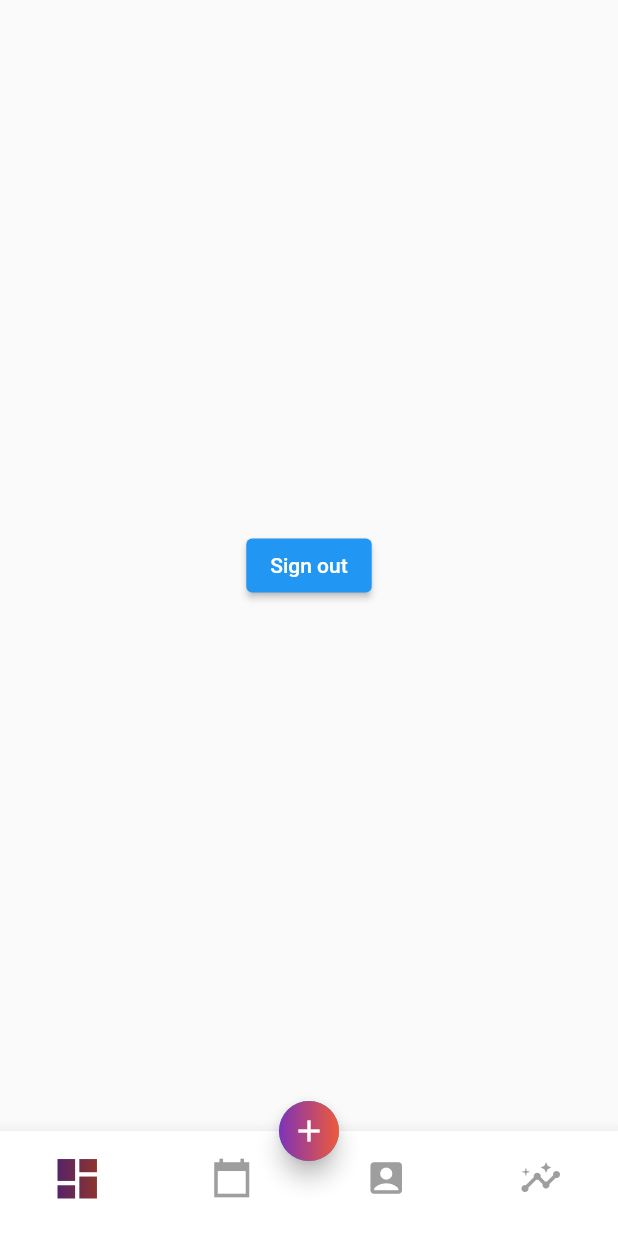
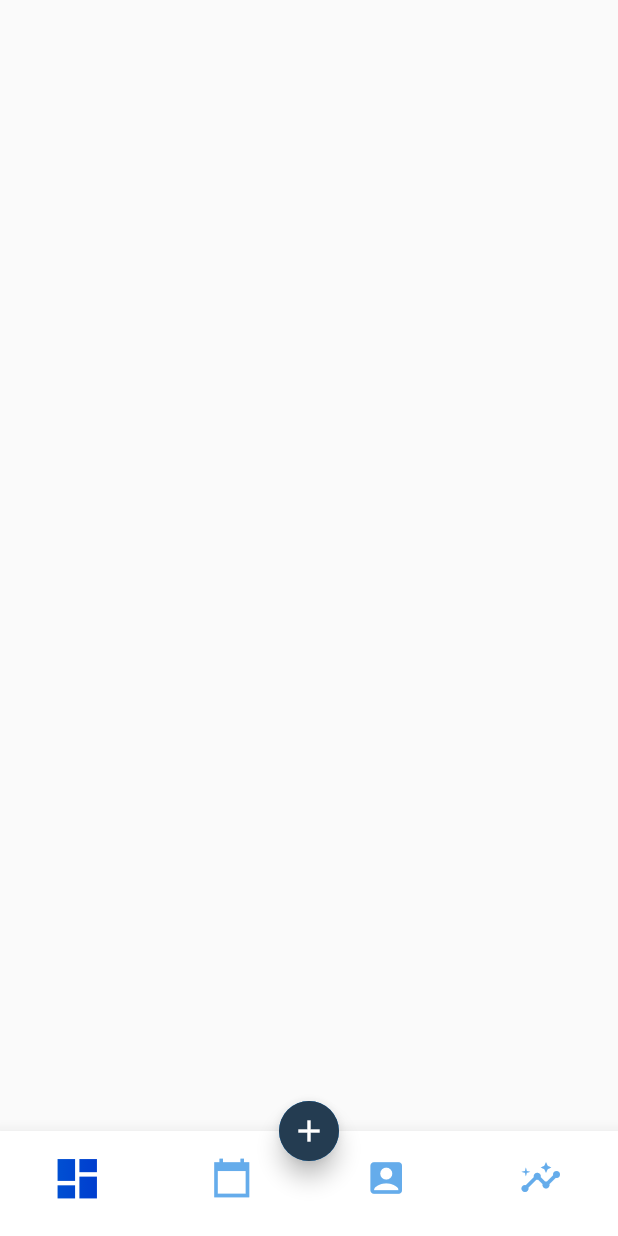
Before and after one commit to adrdev10/procastiless, a Flutter app: the Dashboard screen opened directly, on a phone screen of 412 x 824 dp. Run offline on Flutter 3.47's test engine with Material 2 defaults, Android fonts, the phone set to English and light mode, and no system bars; our stand-ins replace animated_text_kit, carousel_slider, cloud_firestore, firebase_auth, firebase_core, fluro and 3 more; accounts and stored records are empty; Roboto replaces fonts that are missing (Poppings).

```diff
--- a/lib/components/dashboard/screen/dashboardscreen.dart
+++ b/lib/components/dashboard/screen/dashboardscreen.dart
@@ -28,9 +28,14 @@ class DashboardState extends State<Dashboard> {
       ),
     );
 
-    return Scaffold(
+    return BlocBuilder<LoginBloc, LoginState>(
+      builder: (context, state) {
+        return BlocProvider<ProjectBloc>(
+            create: (context) => ProjectBloc(ProjectLoadingState(), state),
+            child: Scaffold(
                 floatingActionButton: AddProjectButton(),
-      floatingActionButtonLocation: FloatingActionButtonLocation.centerDocked,
+                floatingActionButtonLocation:
+                    FloatingActionButtonLocation.centerDocked,
                 bottomNavigationBar: BottomNavigationBar(
                   backgroundColor: Colors.white,
                   iconSize: 28,
@@ -43,14 +48,14 @@ class DashboardState extends State<Dashboard> {
                     BottomNavigationBarItem(
                       label: '',
                       activeIcon: getShaderMask(Icons.dashboard),
-            icon: Icon(Icons.dashboard, color: Colors.grey),
+                      icon: Icon(Icons.dashboard, color: Color(0xff65ACEB)),
                     ),
                     BottomNavigationBarItem(
                         activeIcon: getShaderMask(Icons.calendar_today_sharp),
                         label: '',
                         icon: Icon(
                           Icons.calendar_today_sharp,
-                color: Colors.grey,
+                          color: Color(0xff65ACEB),
                         )),
                     BottomNavigationBarItem(
                         activeIcon: getShaderMask(
@@ -59,14 +64,14 @@ class DashboardState extends State<Dashboard> {
                         label: '',
                         icon: Icon(
                           Icons.account_box_rounded,
-                color: Colors.grey,
+                          color: Color(0xff65ACEB),
                         )),
                     BottomNavigationBarItem(
                         activeIcon: getShaderMask(Icons.insights),
                         label: '',
                         icon: Icon(
                           Icons.insights,
-                color: Colors.grey,
+                          color: Color(0xff65ACEB),
                         )),
                   ],
                   onTap: (index) {
@@ -75,19 +80,14 @@ class DashboardState extends State<Dashboard> {
                     });
                   },
                 ),
-      body: BlocBuilder<LoginBloc, LoginState>(
-        builder: (context, state) {
-          return BlocProvider<ProjectBloc>(
-              create: (context) => ProjectBloc(ProjectLoadingState(), state),
-              child: Stack(
+                body: Stack(
                   alignment: Alignment.center,
                   children: [
                     if (currentPageSelected == 0) ProjectScreen(),
-                  tempWdiget
+                    if (currentPageSelected == 1) Center(child: tempWdiget)
                   ],
-              ));
+                )));
       },
-      ),
     );
   }
 
@@ -95,15 +95,15 @@ class DashboardState extends State<Dashboard> {
     return ShaderMask(
       shaderCallback: (bounds) {
         return LinearGradient(colors: <Color>[
-          Color(0xff7E33B8),
-          Color(0xffEE5A3A),
+          Color(0xff65ACEB),
+          Color(0xff007AE5),
         ], tileMode: TileMode.clamp)
             .createShader(bounds);
       },
       child: Icon(
         icon,
         size: 35,
-        color: Colors.grey,
+        color: Color(0xff007AE5),
       ),
     );
   }
--- a/lib/components/login/bloc/login_block.dart
+++ b/lib/components/login/bloc/login_block.dart
@@ -144,6 +144,7 @@ class LoginBloc extends Bloc<LoginEvents, LoginState> {
         'description': "",
         'name': "",
         'priority': "",
+        'progress': 0.0,
         'uuid': auth.user?.uid
       });
     }
--- a/lib/components/project/data/project.dart
+++ b/lib/components/project/data/project.dart
@@ -4,12 +4,14 @@ class Project {
   Timestamp? deadline;
   String? description;
   String? name;
+  double? progress;
   String? priority;
   String? uuid;
-  Project(this.deadline, this.description, this.name, this.priority, this.uuid);
+  Project(this.deadline, this.description, this.name, this.priority, this.uuid,
+      this.progress);
 
   factory Project.fromJson(Map<String, dynamic>? json) {
     return Project(json?["deadline"], json?["description"], json?["name"],
-        json?["priority"], json?["uuid"]);
+        json?["priority"], json?["uuid"], json?['progress']);
   }
 }
--- a/lib/widgets/addprojectbutton.dart
+++ b/lib/widgets/addprojectbutton.dart
@@ -16,12 +16,12 @@ class AddProjectButton extends StatelessWidget {
           }));
         },
         child: Container(
-          width: 100,
-          height: 100,
+          width: 130,
+          height: 130,
           decoration: BoxDecoration(
               shape: BoxShape.circle,
               gradient: LinearGradient(
-                  colors: [Color(0xff7E33B8), Color(0xffEE5A3A)])),
+                  colors: [Color(0xff243C51), Color(0xff243C51)])),
           child: Icon(
             Icons.add,
             color: Colors.white,
--- a/pubspec.yaml
+++ b/pubspec.yaml
@@ -35,7 +35,8 @@ dependencies:
   # The following adds the Cupertino Icons font to your application.
   # Use with the CupertinoIcons class for iOS style icons.
   cupertino_icons: ^1.0.2
-
+  intl: ^0.17.0
+  animated_text_kit: ^4.2.1
 dev_dependencies:
   flutter_test:
     sdk: flutter
@@ -59,6 +60,7 @@ flutter:
     - assets/images/char3.png
     - assets/images/next.png
     - assets/images/bell.png
+    - assets/images/bell1.png
 
   # An image asset can refer to one or more resolution-specific "variants", see
   # https://flutter.dev/assets-and-images/#resolution-aware.
```
Also changed, not shown: lib/components/project/bloc/project_bloc.dart (+7 -14 lines), lib/components/project/screen/projectscreen.dart (+71 -10 lines), lib/widgets/splash-widget.dart (+21 -2 lines), assets/images/bell1.png (added), pubspec.lock. Lines whose indentation alone changed are shown as unchanged.
